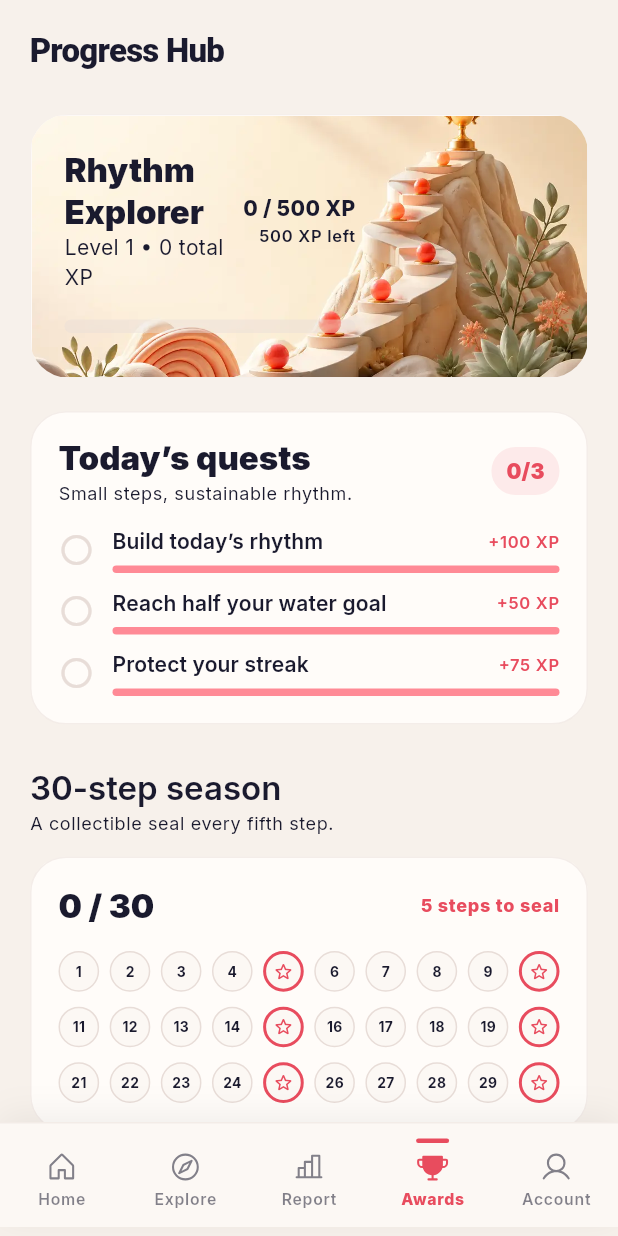
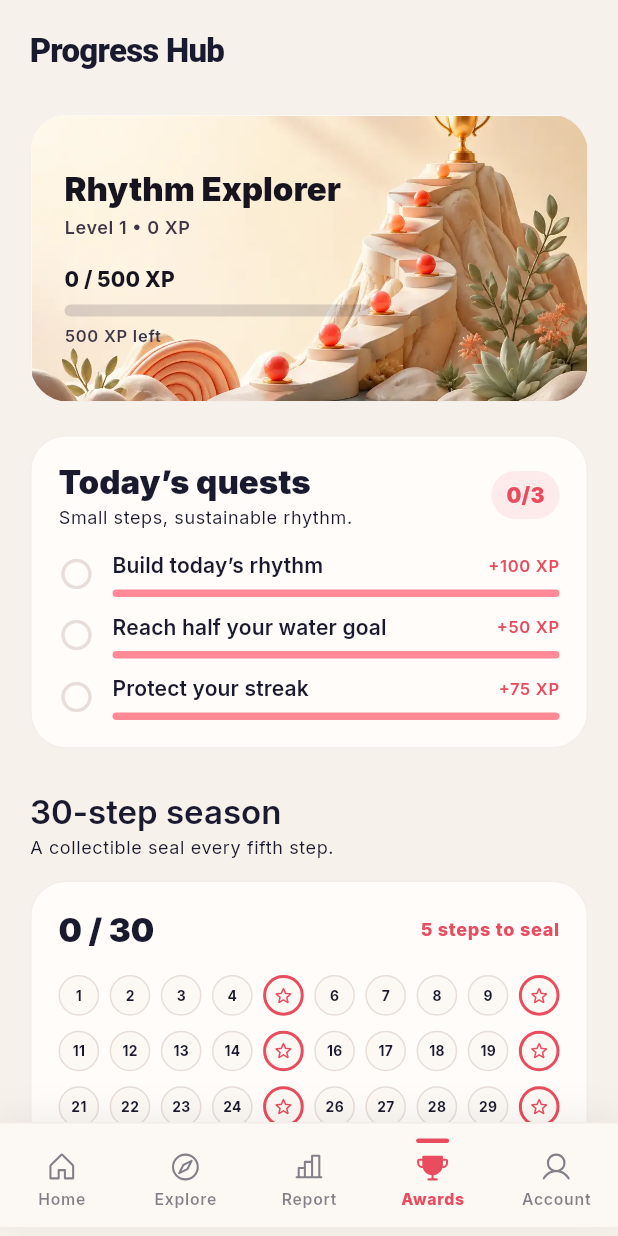
Before and after one commit to dehbkoclugu-afk/fasting_app, a Flutter app: the GamificationDashboardScreen screen opened by its route, on a phone screen of 412 x 824 dp. Run offline on Flutter 3.47's test engine with Material 3 defaults, Android fonts, the phone set to English and light mode, and no system bars; our stand-ins replace drift, fl_chart, flutter_local_notifications, flutter_riverpod, go_router, google_fonts and 6 more; missing offline and left inert: app_tracking_transparency, home_widget, purchases_flutter, workmanager; accounts and stored records are empty; generated files the repository leaves out were written again; network calls fail; statements that could not run were skipped.

Commit message:
Fix home, Rhythm Explorer, and stats card alignment (#50)
Center the two home card copy blocks, repair the Rhythm Explorer information flow, and unify the four report card surfaces with top-left copy alignment.

```diff
--- a/lib/features/gamification/screens/gamification_dashboard_screen.dart
+++ b/lib/features/gamification/screens/gamification_dashboard_screen.dart
@@ -134,57 +134,62 @@ class _LevelHero extends StatelessWidget {
       label: l10n.game_levelSemantics(game.level, game.xp),
       child: FastingSplitArtCard(
         assetPath: 'assets/images/editorial/v4/weekly-league.webp',
-        minHeight: 174,
+        minHeight: 190,
+        artWidth: 122,
         borderRadius: 26,
         semanticLabel: l10n.game_explorer,
         child: Padding(
           padding: const EdgeInsets.all(22),
           child: Column(
             crossAxisAlignment: CrossAxisAlignment.start,
-          children: [
-            Row(
-              children: [
-                Expanded(
-                  child: Column(
-                    crossAxisAlignment: CrossAxisAlignment.start,
+            mainAxisAlignment: MainAxisAlignment.center,
             children: [
               Text(
                 l10n.game_explorer,
+                maxLines: 2,
+                overflow: TextOverflow.ellipsis,
                 style: theme.textTheme.titleLarge?.copyWith(
-                          color: theme.colorScheme.onSurface,
+                  color: fastingArtForeground(context),
                   fontWeight: FontWeight.w900,
                 ),
               ),
+              const SizedBox(height: 4),
               Text(
                 calm
                     ? l10n.game_questsDesc
-                            : '${tr ? 'Seviye' : 'Level'} ${game.level} • ${game.xp} ${tr ? 'toplam XP' : 'total XP'}',
-                        style: theme.textTheme.bodyMedium?.copyWith(
-                          color: theme.colorScheme.onSurfaceVariant,
+                    : '${tr ? 'Seviye' : 'Level'} ${game.level} • ${game.xp} XP',
+                maxLines: 1,
+                overflow: TextOverflow.ellipsis,
+                style: theme.textTheme.bodySmall?.copyWith(
+                  color: fastingArtMutedForeground(context),
+                  fontWeight: FontWeight.w600,
+                ),
+              ),
+              if (!calm) ...[
+                const SizedBox(height: 16),
+                Text(
+                  '${game.levelXp} / ${GamificationState.levelSize} XP',
+                  style: theme.textTheme.labelLarge?.copyWith(
+                    color: fastingArtForeground(context),
+                    fontWeight: FontWeight.w800,
+                  ),
+                ),
+                const SizedBox(height: 7),
+                LinearProgressIndicator(
+                  value: game.levelProgress,
+                  minHeight: 8,
+                  borderRadius: BorderRadius.circular(10),
+                  backgroundColor: fastingArtDivider(context),
+                  valueColor: const AlwaysStoppedAnimation(AppColors.primary),
+                ),
+                const SizedBox(height: 5),
+                Text(
+                  '${GamificationState.levelSize - game.levelXp} XP ${tr ? 'kaldı' : 'left'}',
+                  style: theme.textTheme.labelSmall?.copyWith(
+                    color: fastingArtMutedForeground(context),
                   ),
                 ),
               ],
-                  ),
-                ),
-                if (!calm)
-                  Column(
-                    crossAxisAlignment: CrossAxisAlignment.end,
-                    children: [
-                      Text('${game.levelXp} / ${GamificationState.levelSize} XP', style: TextStyle(color: theme.colorScheme.onSurface, fontWeight: FontWeight.w800)),
-                      Text('${GamificationState.levelSize - game.levelXp} XP ${tr ? 'kaldı' : 'left'}', style: theme.textTheme.labelSmall?.copyWith(color: theme.colorScheme.onSurfaceVariant)),
-                    ],
-                  ),
-              ],
-            ),
-            const SizedBox(height: 18),
-            if (!calm)
-              LinearProgressIndicator(
-                value: game.levelProgress,
-                minHeight: 9,
-                borderRadius: BorderRadius.circular(10),
-                backgroundColor: theme.colorScheme.outlineVariant.withValues(alpha: .45),
-                valueColor: const AlwaysStoppedAnimation(AppColors.primary),
-              ),
             ],
           ),
         ),
--- a/lib/features/stats/screens/stats_screen.dart
+++ b/lib/features/stats/screens/stats_screen.dart
@@ -404,12 +404,21 @@ class _StatsScreenState extends ConsumerState<StatsScreen> {
       alignment: Alignment.bottomRight,
       fit: BoxFit.cover,
       semanticLabel: title,
-      child: Padding(
+      child: Stack(
+        children: [
+          Positioned.fill(
+            child: ColoredBox(
+              color: theme.colorScheme.surface.withValues(
+                alpha: theme.brightness == Brightness.dark ? .46 : .40,
+              ),
+            ),
+          ),
+          Padding(
           padding: const EdgeInsets.fromLTRB(15, 15, 62, 15),
           child: Column(
               crossAxisAlignment: CrossAxisAlignment.start,
+              mainAxisAlignment: MainAxisAlignment.start,
               children: [
-                const Spacer(),
                 Text(
                   value,
                   maxLines: 1,
@@ -432,6 +441,8 @@ class _StatsScreenState extends ConsumerState<StatsScreen> {
                 ),
               ],
             ),
+          ),
+        ],
       ),
     );
   }
--- a/lib/features/timer/screens/timer_screen.dart
+++ b/lib/features/timer/screens/timer_screen.dart
@@ -389,7 +389,7 @@ class _TimerScreenState extends ConsumerState<TimerScreen> {
             padding: const EdgeInsets.all(20),
             child: Column(
               crossAxisAlignment: CrossAxisAlignment.start,
-              mainAxisAlignment: MainAxisAlignment.start,
+              mainAxisAlignment: MainAxisAlignment.center,
               children: [
                 Text(
                   l10n.explore_guide,
@@ -433,7 +433,7 @@ class _TimerScreenState extends ConsumerState<TimerScreen> {
             padding: const EdgeInsets.all(20),
             child: Column(
               crossAxisAlignment: CrossAxisAlignment.start,
-              mainAxisAlignment: MainAxisAlignment.start,
+              mainAxisAlignment: MainAxisAlignment.center,
               children: [
                 Text(
                   l10n.meals_title,
```
Lines whose indentation alone changed are shown as unchanged.
